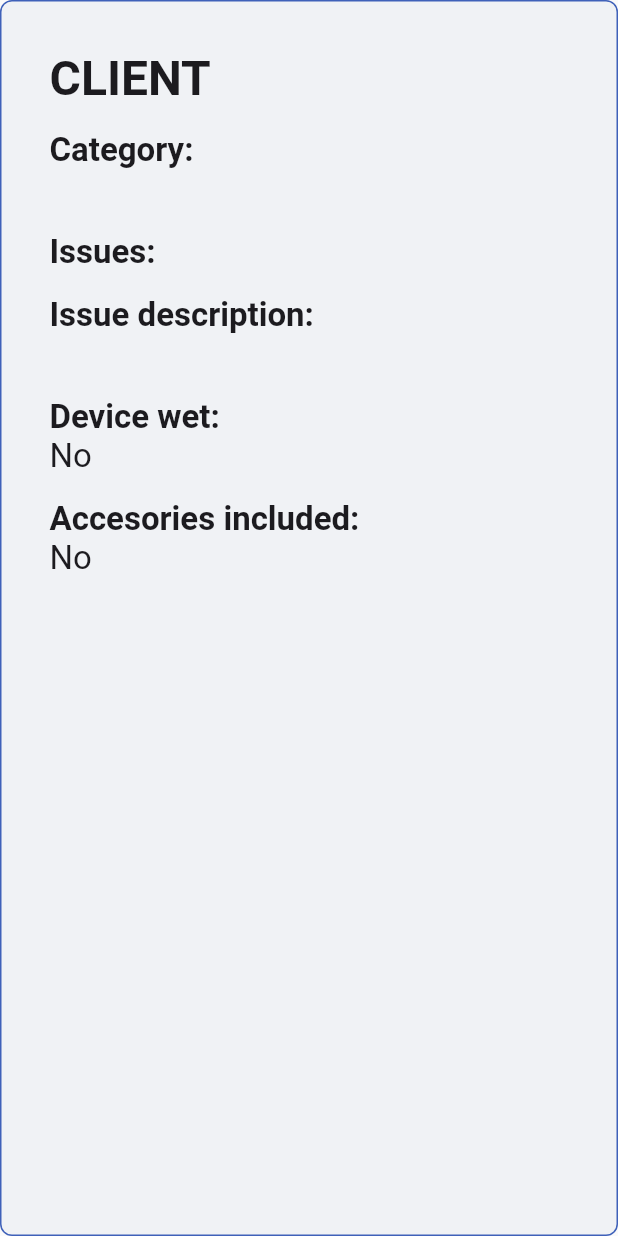
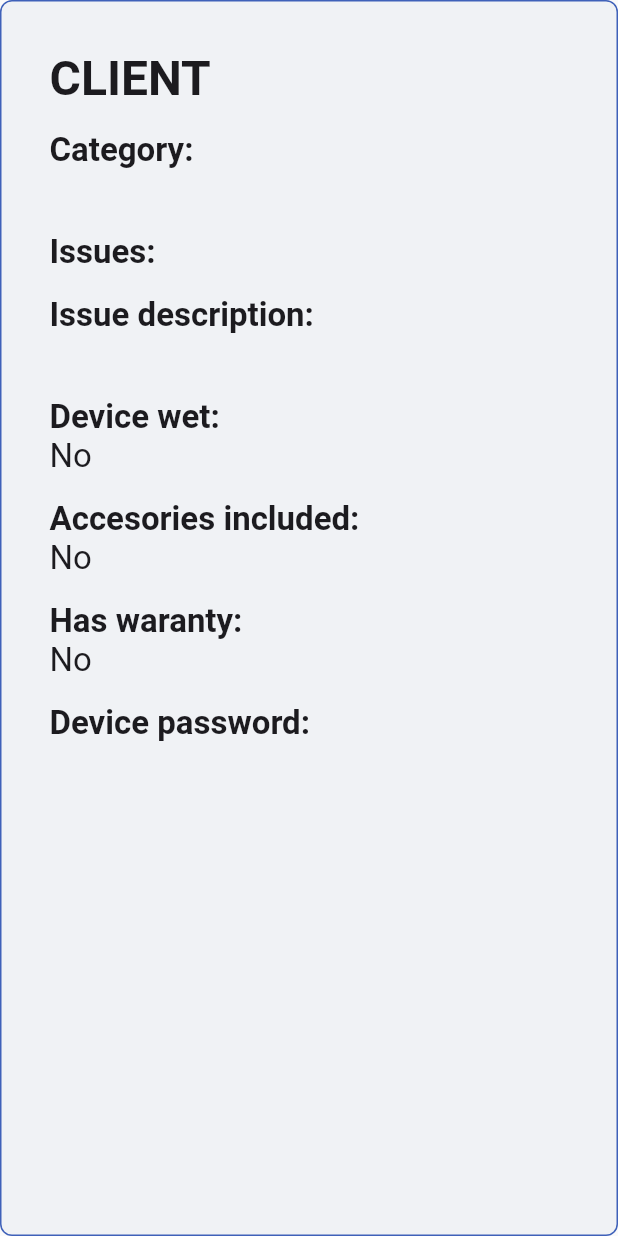
Before and after one commit to digiboridev/serv_ex_webclient, a Flutter app: the OrderDetailsInfo widget shown alone on an empty page, opened directly with empty values, on a phone screen of 412 x 824 dp. Run offline on Flutter 3.47's test engine with Material 2 defaults, Android fonts, the phone set to English and light mode, and no system bars; our stand-ins replace auto_route, cloud_firestore, cloud_functions, equatable, firebase_auth, firebase_core and 6 more; missing offline and left inert: hand_signature; accounts and stored records are empty; network calls fail; statements that could not run were skipped.

Commit message:
device password

```diff
--- a/lib/app/screens/order_screen/components/order_details_info.dart
+++ b/lib/app/screens/order_screen/components/order_details_info.dart
@@ -2,9 +2,11 @@ import 'package:flutter/material.dart';
 import 'package:flutter_riverpod/flutter_riverpod.dart';
 import 'package:serv_expert_webclient/app/providers/repair_service/category_provider.dart';
 import 'package:serv_expert_webclient/app/providers/repair_service/issue_provider.dart';
+import 'package:serv_expert_webclient/app/widgets/pattern_lock.dart';
 import 'package:serv_expert_webclient/core/app_colors.dart';
 import 'package:serv_expert_webclient/data/models/repair_service/category.dart';
 import 'package:serv_expert_webclient/data/models/repair_service/issue.dart';
+import 'package:serv_expert_webclient/data/models/repair_service/order/device_password.dart';
 import 'package:serv_expert_webclient/data/models/repair_service/order/order.dart';
 
 class OrderDetailsInfo extends StatelessWidget {
@@ -200,6 +202,54 @@ class OrderDetailsInfo extends StatelessWidget {
                 ),
               ],
             ),
+          SizedBox(height: 16),
+          Text(
+            'Has waranty:',
+            style: TextStyle(
+              color: AppColors.black,
+              fontSize: 22,
+              fontWeight: FontWeight.bold,
+            ),
+          ),
+          Text(
+            order.details.hasWaranty ? 'Yes' : 'No',
+            style: TextStyle(
+              color: AppColors.black,
+              fontSize: 22,
+            ),
+          ),
+          SizedBox(height: 16),
+          Text(
+            'Device password:',
+            style: TextStyle(
+              color: AppColors.black,
+              fontSize: 22,
+              fontWeight: FontWeight.bold,
+            ),
+          ),
+          if (order.details.password != null) ...[
+            if (order.details.password is PatternPassword)
+              Container(
+                margin: EdgeInsets.only(top: 16),
+                height: 200,
+                width: 200,
+                child: PatternLock(
+                  onlyView: true,
+                  dimension: (order.details.password as PatternPassword).dimensions,
+                  initialPoints: (order.details.password as PatternPassword).points,
+                  relativePadding: 0.1,
+                  onInputComplete: (v) {},
+                ),
+              ),
+            if (order.details.password is NumericPassword)
+              Text(
+                (order.details.password as NumericPassword).password,
+                style: TextStyle(
+                  color: AppColors.black,
+                  fontSize: 22,
+                ),
+              ),
+          ],
           SizedBox(height: 32),
         ],
       ),
--- a/lib/data/dto/repair_service/new_order.dart
+++ b/lib/data/dto/repair_service/new_order.dart
@@ -1,6 +1,7 @@
 // ignore_for_file: public_member_api_docs, sort_constructors_first
 import 'dart:convert';
 import 'package:serv_expert_webclient/data/models/repair_service/order/customer_info.dart';
+import 'package:serv_expert_webclient/data/models/repair_service/order/device_password.dart';
 
 enum DevicePasswordType {
   pattern,
@@ -19,6 +20,7 @@ class RSNewOrderDTO {
   bool? hasWaranty;
   bool? hasPassword;
   DevicePasswordType? passwordType;
+  DevicePassword? password;
 
   RSNewOrderDTO({
     this.customerInfo,
@@ -32,6 +34,7 @@ class RSNewOrderDTO {
     this.hasWaranty,
     this.hasPassword,
     this.passwordType,
+    this.password,
   });
 
   bool validate() {
@@ -45,7 +48,8 @@ class RSNewOrderDTO {
     if (accesoriesIncluded! && (accesoriesDescription == null || accesoriesDescription!.isEmpty)) return false;
     if (hasWaranty == null) return false;
     if (hasPassword == null) return false;
-    if (hasPassword! && passwordType == null) return false;
+    if (hasPassword! && (passwordType == null || password == null)) return false;
+
     return true;
   }
 
@@ -62,6 +66,7 @@ class RSNewOrderDTO {
       'hasWaranty': hasWaranty,
       'hasPassword': hasPassword,
       'passwordType': passwordType?.name,
+      'password': password?.toMap(),
     };
   }
 
--- a/lib/data/models/repair_service/order/details.dart
+++ b/lib/data/models/repair_service/order/details.dart
@@ -1,6 +1,7 @@
 // ignore_for_file: public_member_api_docs, sort_constructors_first
 import 'dart:convert';
 import 'package:equatable/equatable.dart';
+import 'package:serv_expert_webclient/data/models/repair_service/order/device_password.dart';
 
 class RSOrderDetails extends Equatable {
   final String categoryId;
@@ -11,7 +12,7 @@ class RSOrderDetails extends Equatable {
   final bool accesoriesIncluded;
   final String accesoriesDescription;
   final bool hasWaranty;
-  final bool hasPassword; // TODO add password field
+  final DevicePassword? password;
   const RSOrderDetails({
     required this.categoryId,
     required this.issueIds,
@@ -21,7 +22,7 @@ class RSOrderDetails extends Equatable {
     required this.accesoriesIncluded,
     required this.accesoriesDescription,
     required this.hasWaranty,
-    required this.hasPassword,
+    this.password,
   });
 
   Map<String, dynamic> toMap() {
@@ -34,7 +35,7 @@ class RSOrderDetails extends Equatable {
       'accesoriesIncluded': accesoriesIncluded,
       'accesoriesDescription': accesoriesDescription,
       'hasWaranty': hasWaranty,
-      'hasPassword': hasPassword,
+      'password': password?.toMap(),
     };
   }
 
@@ -48,7 +49,7 @@ class RSOrderDetails extends Equatable {
       accesoriesIncluded: map['accesoriesIncluded'] as bool,
       accesoriesDescription: map['accesoriesDescription'] as String,
       hasWaranty: map['hasWaranty'] as bool,
-      hasPassword: map['hasPassword'] as bool,
+      password: map['password'] != null ? DevicePassword.fromMap(map['password'] as Map<String, dynamic>) : null,
     );
   }
 
@@ -70,31 +71,7 @@ class RSOrderDetails extends Equatable {
       accesoriesIncluded,
       accesoriesDescription,
       hasWaranty,
-      hasPassword,
+      password ?? 0,
     ];
   }
-
-  RSOrderDetails copyWith({
-    String? categoryId,
-    List<String>? issueIds,
-    String? description,
-    bool? deviceWet,
-    String? wetDescription,
-    bool? accesoriesIncluded,
-    String? accesoriesDescription,
-    bool? hasWaranty,
-    bool? hasPassword,
-  }) {
-    return RSOrderDetails(
-      categoryId: categoryId ?? this.categoryId,
-      issueIds: issueIds ?? this.issueIds,
-      description: description ?? this.description,
-      deviceWet: deviceWet ?? this.deviceWet,
-      wetDescription: wetDescription ?? this.wetDescription,
-      accesoriesIncluded: accesoriesIncluded ?? this.accesoriesIncluded,
-      accesoriesDescription: accesoriesDescription ?? this.accesoriesDescription,
-      hasWaranty: hasWaranty ?? this.hasWaranty,
-      hasPassword: hasPassword ?? this.hasPassword,
-    );
-  }
 }
--- /dev/null
+++ b/lib/data/models/repair_service/order/device_password.dart
@@ -0,0 +1,111 @@
+// ignore_for_file: public_member_api_docs, sort_constructors_first
+import 'dart:convert';
+import 'package:equatable/equatable.dart';
+
+abstract class DevicePassword {
+  String get type;
+
+  Map<String, dynamic> toMap();
+
+  factory DevicePassword.fromMap(Map<String, dynamic> map) {
+    switch (map['type'] as String) {
+      case 'pattern':
+        return PatternPassword.fromMap(map);
+      case 'numeric':
+        return NumericPassword.fromMap(map);
+      default:
+        throw Exception('Unknown type');
+    }
+  }
+
+  factory DevicePassword.pattern({required int dimensions, required List<int> points}) => PatternPassword(dimensions: dimensions, points: points);
+  factory DevicePassword.numeric({required String password}) => NumericPassword(password: password);
+}
+
+class PatternPassword extends Equatable implements DevicePassword {
+  @override
+  final String type;
+  final int dimensions;
+  final List<int> points;
+  const PatternPassword({
+    required this.dimensions,
+    required this.points,
+  }) : type = 'pattern';
+
+  PatternPassword copyWith({
+    int? dimensions,
+    List<int>? points,
+  }) {
+    return PatternPassword(
+      dimensions: dimensions ?? this.dimensions,
+      points: points ?? this.points,
+    );
+  }
+
+  @override
+  Map<String, dynamic> toMap() {
+    return <String, dynamic>{
+      'type': type,
+      'dimensions': dimensions,
+      'points': points,
+    };
+  }
+
+  factory PatternPassword.fromMap(Map<String, dynamic> map) {
+    return PatternPassword(
+      dimensions: map['dimensions'] as int,
+      points: List<int>.from((map['points'] as List)),
+    );
+  }
+
+  String toJson() => json.encode(toMap());
+
+  factory PatternPassword.fromJson(String source) => PatternPassword.fromMap(json.decode(source) as Map<String, dynamic>);
+
+  @override
+  bool get stringify => true;
+
+  @override
+  List<Object> get props => [type, dimensions, points];
+}
+
+class NumericPassword extends Equatable implements DevicePassword {
+  @override
+  final String type;
+  final String password;
+  const NumericPassword({
+    required this.password,
+  }) : type = 'numeric';
+
+  NumericPassword copyWith({
+    String? password,
+  }) {
+    return NumericPassword(
+      password: password ?? this.password,
+    );
+  }
+
+  @override
+  Map<String, dynamic> toMap() {
+    return <String, dynamic>{
+      'type': type,
+      'password': password,
+    };
+  }
+
+  factory NumericPassword.fromMap(Map<String, dynamic> map) {
+    return NumericPassword(
+      password: map['password'] as String,
+    );
+  }
+
+  String toJson() => json.encode(toMap());
+
+  factory NumericPassword.fromJson(String source) => NumericPassword.fromMap(json.decode(source) as Map<String, dynamic>);
+
+  @override
+  bool get stringify => true;
+
+  @override
+  List<Object> get props => [type, password];
+}
--- a/lib/services/rs_orders_service.dart
+++ b/lib/services/rs_orders_service.dart
@@ -33,7 +33,7 @@ class RSOrdersService {
         accesoriesIncluded: order.accesoriesIncluded!,
         accesoriesDescription: order.accesoriesDescription!,
         hasWaranty: order.hasWaranty!,
-        hasPassword: order.hasPassword!,
+        password: order.password,
       ),
       status: RSOStatus(currentStatus: RSOStatusType.newOrder),
       paymentStatus: PaymentStatus.notPaid,
--- a/pubspec.yaml
+++ b/pubspec.yaml
@@ -1,7 +1,7 @@
 name: serv_expert_webclient
 description: Serve expert client application.
 publish_to: 'none'
-version: 1.0.15+15
+version: 1.0.16+16
 
 environment:
   sdk: '>=2.19.0 <3.0.0'
```
Also changed, not shown: lib/app/screens/order/order_password_screen.dart (+14 -29 lines), lib/app/widgets/pattern_lock_test.dart (deleted, +0 -55 lines), lib/app/widgets/pattern_lock.dart (renamed from lib/app/widgets/pattern_lock/pattern_lock.dart), 1 other file.
